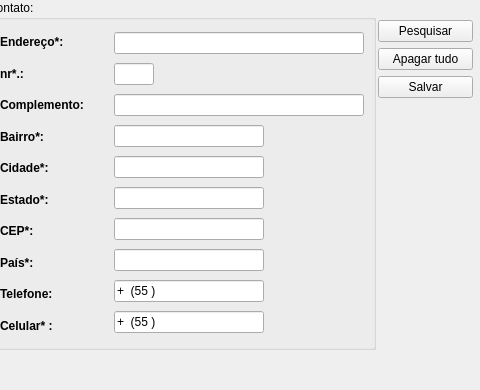
Qt form registerclientpf.ui (fabiorodp/law_officer) before a commit; both pictures show x 432 to 912 and y 0 to 390 of the 912 by 390 pixel window.
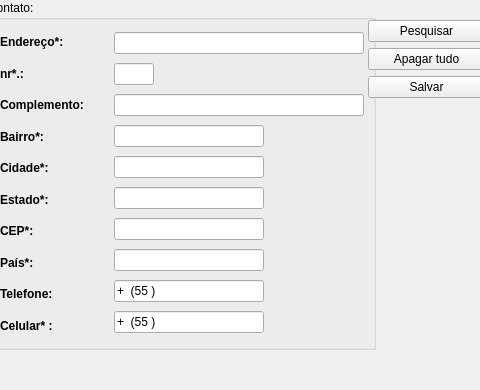
The same form after that commit.

```diff
--- a/registerclientpf.ui
+++ b/registerclientpf.ui
@@ -901,9 +901,9 @@
   <widget class="QWidget" name="layoutWidget">
    <property name="geometry">
     <rect>
-     <x>810</x>
+     <x>800</x>
      <y>0</y>
-     <width>95</width>
+     <width>117</width>
      <height>154</height>
     </rect>
    </property>
```
